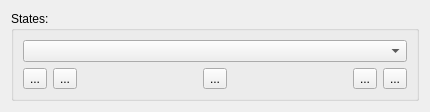
Before: the Qt Designer form Editor/src/Items/IWidget.ui in GameOverture/HarmonyEngine, drawn with Qt 5.
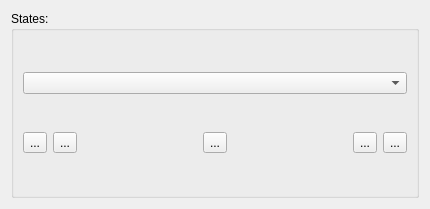
After: the same form once the commit is applied. Icons and pictures are not drawn.

Patch:
```diff
--- a/Editor/src/Items/IWidget.ui
+++ b/Editor/src/Items/IWidget.ui
@@ -7,7 +7,7 @@
     <x>0</x>
     <y>0</y>
     <width>430</width>
-    <height>99</height>
+    <height>209</height>
    </rect>
   </property>
   <property name="windowTitle">
```
Left out of the diff: 6 changed lines with no effect on the pictures.
